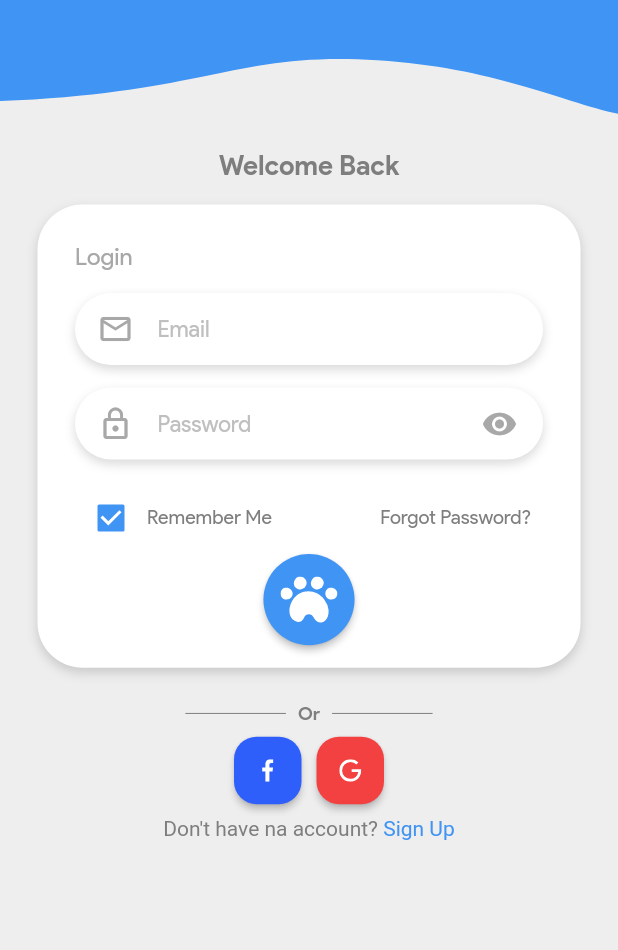
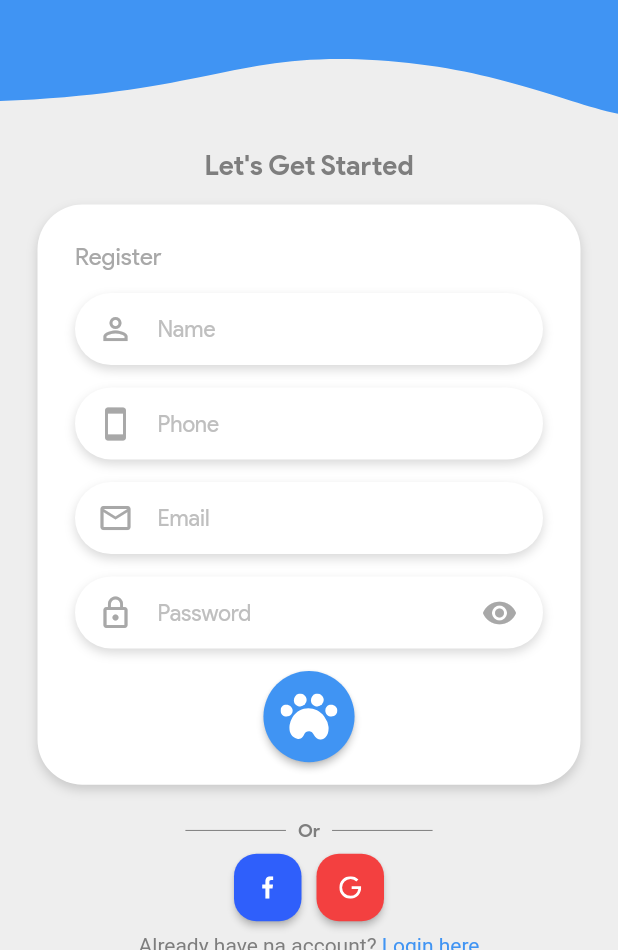
Before and after one commit to joaoaugustojr/flutter_petshop, a Flutter app: the screen it shows after launch, on a phone screen of 412 x 824 dp, the part 286-1236 px from its top. Run offline on Flutter 3.47's test engine with Material 2 defaults, Android fonts, the phone set to English and light mode, and no system bars; our stand-ins replace flutter_svg.

Commit message:
add register screen

```diff
--- a/lib/main.dart
+++ b/lib/main.dart
@@ -2,6 +2,7 @@ import 'package:flutter/material.dart';
 import 'package:flutter_petshop/configs/theme/assets_config.dart';
 import 'package:flutter_petshop/configs/theme/pallete_config.dart';
 import 'package:flutter_petshop/screens/auth/login_screen.dart';
+import 'package:flutter_petshop/screens/auth/register_screen.dart';
 
 void main() {
   runApp(MyApp());
@@ -18,7 +19,7 @@ class MyApp extends StatelessWidget {
         primaryColor: AppPallete.primaryColor,
         scaffoldBackgroundColor: AppPallete.backgroundColor,
       ),
-      home: LoginScreen(),
+      home: RegisterScreen(),
     );
   }
 }
--- a/lib/screens/auth/login_screen.dart
+++ b/lib/screens/auth/login_screen.dart
@@ -13,7 +13,6 @@ class LoginScreen extends StatefulWidget {
 class _LoginScreenState extends State<LoginScreen> {
   @override
   Widget build(BuildContext context) {
-    Size size = MediaQuery.of(context).size;
     return LoginTemplate(
       title: "Welcome Back",
       titleCard: "Login",
--- a/lib/screens/auth/register_screen.dart
+++ b/lib/screens/auth/register_screen.dart
@@ -0,0 +1,66 @@
+import 'package:flutter/material.dart';
+import 'package:flutter_petshop/configs/theme/pallete_config.dart';
+import 'package:flutter_petshop/screens/auth/templates/login_template.dart';
+import 'package:flutter_petshop/widgets/input_field_widget.dart';
+
+class RegisterScreen extends StatefulWidget {
+  RegisterScreen({Key? key}) : super(key: key);
+
+  @override
+  _RegisterScreenState createState() => _RegisterScreenState();
+}
+
+class _RegisterScreenState extends State<RegisterScreen> {
+  @override
+  Widget build(BuildContext context) {
+    return LoginTemplate(
+      title: "Let's Get Started",
+      titleCard: "Register",
+      fieldsInputs: Column(
+        children: [
+          AppInputField(
+            hintText: "Name",
+            onChanged: (value) {
+              print(value);
+            },
+            icon: Icons.person_outline,
+          ),
+          SizedBox(height: 15),
+          AppInputField(
+            hintText: "Phone",
+            onChanged: (value) {
+              print(value);
+            },
+            icon: Icons.smartphone_outlined,
+            keyboardType: TextInputType.phone,
+          ),
+          SizedBox(height: 15),
+          AppInputField(
+            hintText: "Email",
+            onChanged: (value) {
+              print(value);
+            },
+            icon: Icons.email_outlined,
+            keyboardType: TextInputType.emailAddress,
+          ),
+          SizedBox(height: 15),
+          AppInputField(
+            hintText: "Password",
+            onChanged: (value) {},
+            icon: Icons.lock_outline,
+            obscureText: true,
+          ),
+          SizedBox(height: 15),
+        ],
+      ),
+      actionButton: () {
+        print("**** Create Account Login");
+      },
+      footerText: "Already have na account? ",
+      footerTextAction: "Login here",
+      footerAction: () {
+        print("**** Route Login");
+      },
+    );
+  }
+}
```
